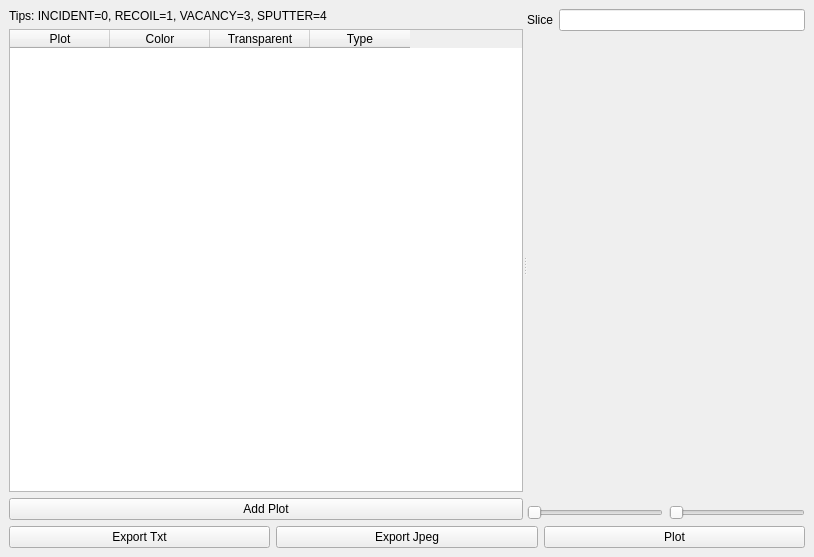
First picture: the form in plotwindow.ui, repository xitongsys/TRIM3D, before the edit.
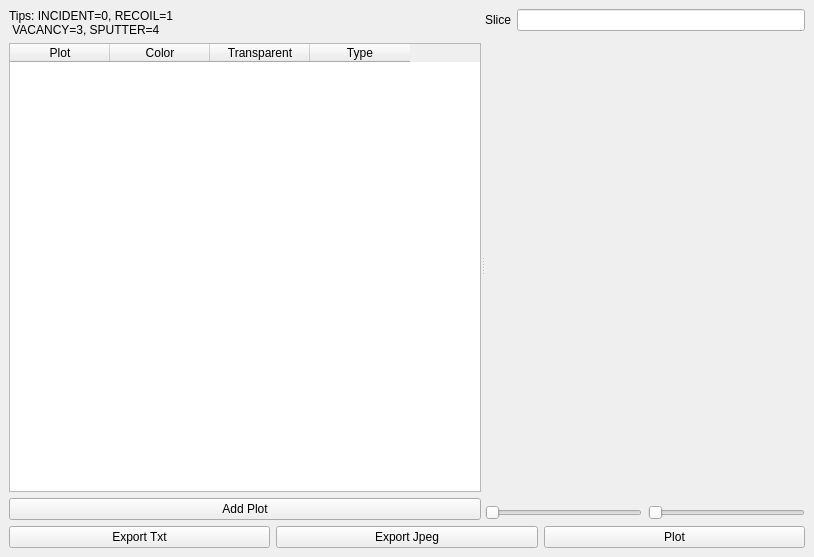
Second picture: the form after the edit. Custom widgets are drawn as their Qt base class.

Patch:
```diff
--- a/plotwindow.ui
+++ b/plotwindow.ui
@@ -58,7 +58,8 @@
           <item row="0" column="0">
            <widget class="QLabel" name="label_2">
             <property name="text">
-             <string>Tips: INCIDENT=0, RECOIL=1, VACANCY=3, SPUTTER=4 </string>
+             <string>Tips: INCIDENT=0, RECOIL=1 
+ VACANCY=3, SPUTTER=4 </string>
             </property>
            </widget>
           </item>
```
